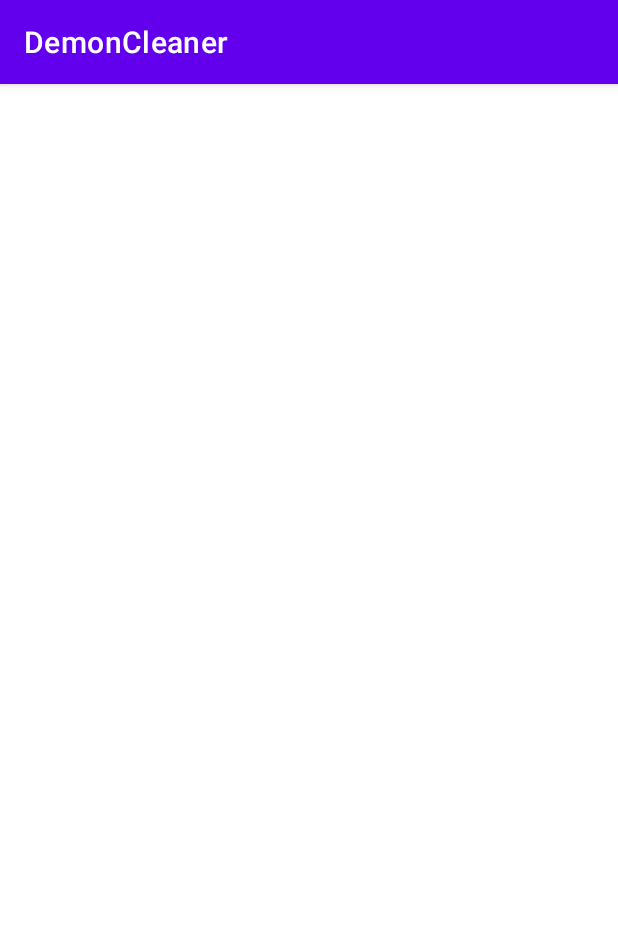
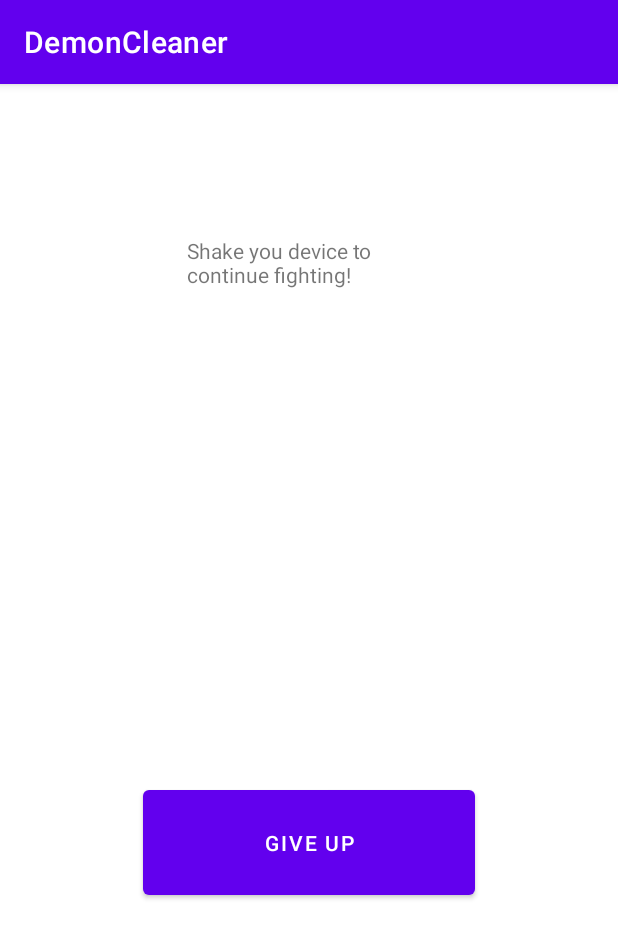
Before and after one commit to Freesebee/DemonCleaner, an Android app: the BellActivity screen opened directly, with no data from a screen before it, on a phone screen of 412 x 824 dp. Shown: the top 938 px of the screen. Run offline under Robolectric (Android 15) with nearby library versions, the phone set to English and light mode, and no system bars.

Commit message:
Additional fixes

```diff
--- a/app/src/main/res/layout/activity_bell.xml
+++ b/app/src/main/res/layout/activity_bell.xml
@@ -6,4 +6,27 @@
     android:layout_height="match_parent"
     tools:context=".activities.BellActivity">
 
+    <Button
+        android:id="@+id/button"
+        android:layout_width="221dp"
+        android:layout_height="82dp"
+        android:layout_marginStart="95dp"
+        android:layout_marginEnd="95dp"
+        android:layout_marginBottom="221dp"
+        android:text="@string/stop_streak_button"
+        app:layout_constraintBottom_toBottomOf="parent"
+        app:layout_constraintEnd_toEndOf="parent"
+        app:layout_constraintStart_toStartOf="parent" />
+
+    <TextView
+        android:id="@+id/textView"
+        android:layout_width="162dp"
+        android:layout_height="114dp"
+        android:layout_marginStart="124dp"
+        android:layout_marginTop="101dp"
+        android:layout_marginEnd="125dp"
+        android:text="@string/shake_bell"
+        app:layout_constraintEnd_toEndOf="parent"
+        app:layout_constraintStart_toStartOf="parent"
+        app:layout_constraintTop_toTopOf="parent" />
 </androidx.constraintlayout.widget.ConstraintLayout>
--- a/app/src/main/res/values/strings.xml
+++ b/app/src/main/res/values/strings.xml
@@ -5,4 +5,6 @@
     <!-- TODO: Remove or change this placeholder text -->
     <string name="hello_blank_fragment">Hello blank fragment</string>
     <string name="user_cheating">Having a hard time fighting your habits? Check our external resources for additional support</string>
+    <string name="shake_bell">Shake you device to continue fighting!</string>
+    <string name="stop_streak_button">Give up</string>
 </resources>
```
Also changed, not shown: app/src/main/java/com/example/demoncleaner/activities/MainActivity.java (+16 -12 lines).
